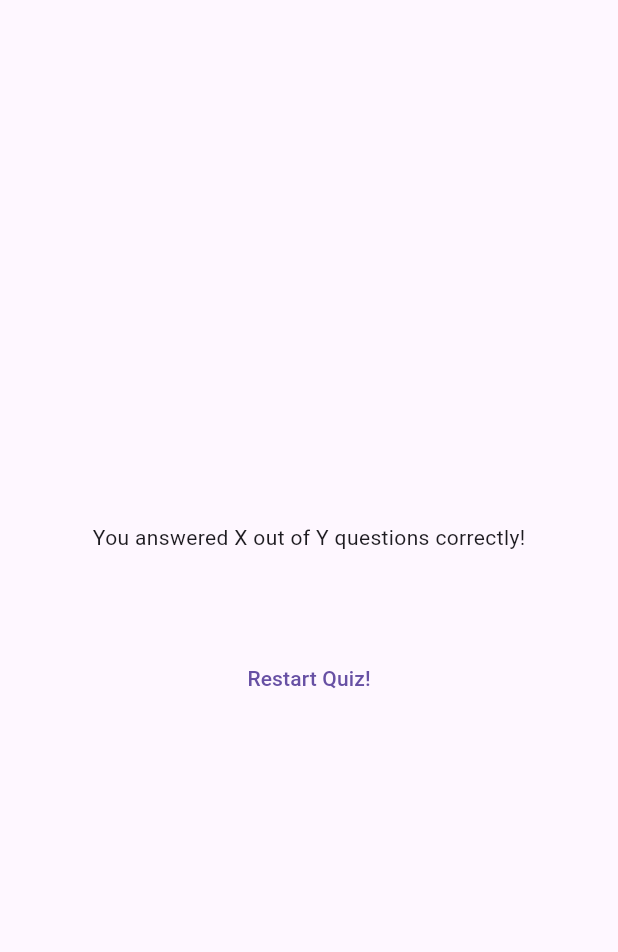
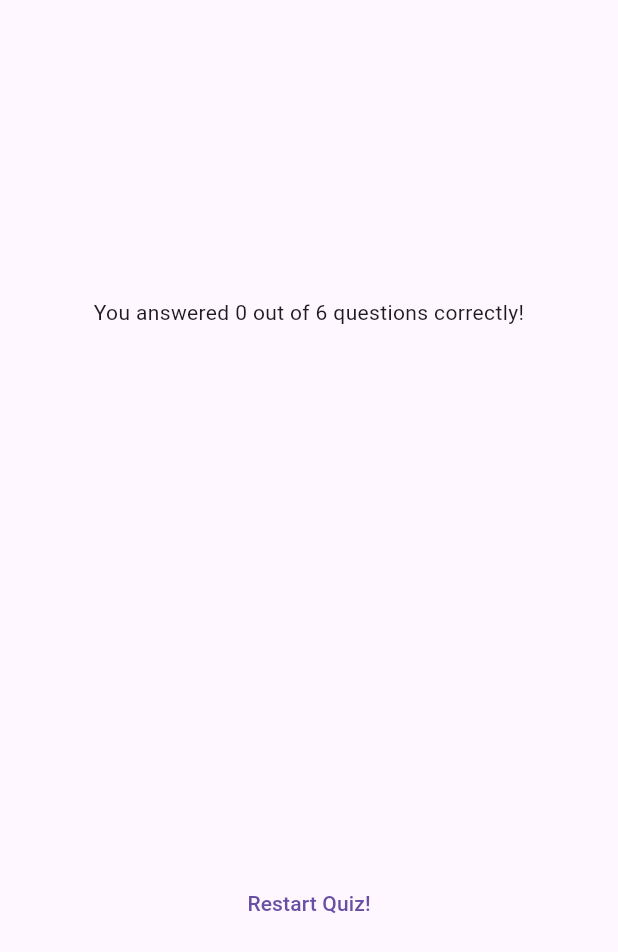
Before and after one commit to Danielfts/flutter_projects, a Flutter app: the ResultsScreen widget shown alone on an empty page, opened directly with empty values, on a phone screen of 412 x 824 dp. Shown: the top 952 px of the screen. Run offline on Flutter 3.47's test engine with Material 3 defaults, Android fonts, the phone set to English and light mode, and no system bars; our stand-ins replace google_fonts.

Commit message:
Feature: Completed 89

```diff
--- a/adv_basics/lib/questions_summary.dart
+++ b/adv_basics/lib/questions_summary.dart
@@ -6,14 +6,18 @@ class QuestionsSummary extends StatelessWidget {
   final List<Map<String, Object>> data;
   @override
   Widget build(BuildContext context) {
-    return Column(
+    return SizedBox(
+      height: 300,
+      child: SingleChildScrollView(
+        child: Column(
           children: data.map((data) {
             return Row(
               children: [
                 Text(
                   ((data['question_index'] as int) + 1).toString(),
                 ),
-            Column(
+                Expanded(
+                  child: Column(
                     children: [
                       Text(data['question'] as String),
                       const SizedBox(
@@ -23,9 +27,12 @@ class QuestionsSummary extends StatelessWidget {
                       Text(data['correct_answer'] as String),
                     ],
                   ),
+                ),
               ],
             );
           }).toList(),
+        ),
+      ),
     );
   }
 }
--- a/adv_basics/lib/results_screen.dart
+++ b/adv_basics/lib/results_screen.dart
@@ -22,6 +22,12 @@ class ResultsScreen extends StatelessWidget {
 
   @override
   Widget build(BuildContext context) {
+    final summaryData = getSummaryData();
+    final numTotalQuestions = questions.length;
+    final numCorrectQuestions = summaryData.where((item) {
+      return item['correct_answer'] == item['user_answer'];
+    }).length;
+
     return SizedBox(
       width: double.infinity,
       child: Container(
@@ -29,11 +35,14 @@ class ResultsScreen extends StatelessWidget {
         child: Column(
           mainAxisAlignment: MainAxisAlignment.center,
           children: [
-            Text('You answered X out of Y questions correctly!'),
+            Text(
+              textAlign: TextAlign.center,
+              'You answered $numCorrectQuestions out of $numTotalQuestions questions correctly!',
+            ),
             SizedBox(
               height: 30,
             ),
-            QuestionsSummary(data: getSummaryData()),
+            QuestionsSummary(data: summaryData),
             SizedBox(
               height: 30,
             ),
```
Lines whose indentation alone changed are shown as unchanged.
